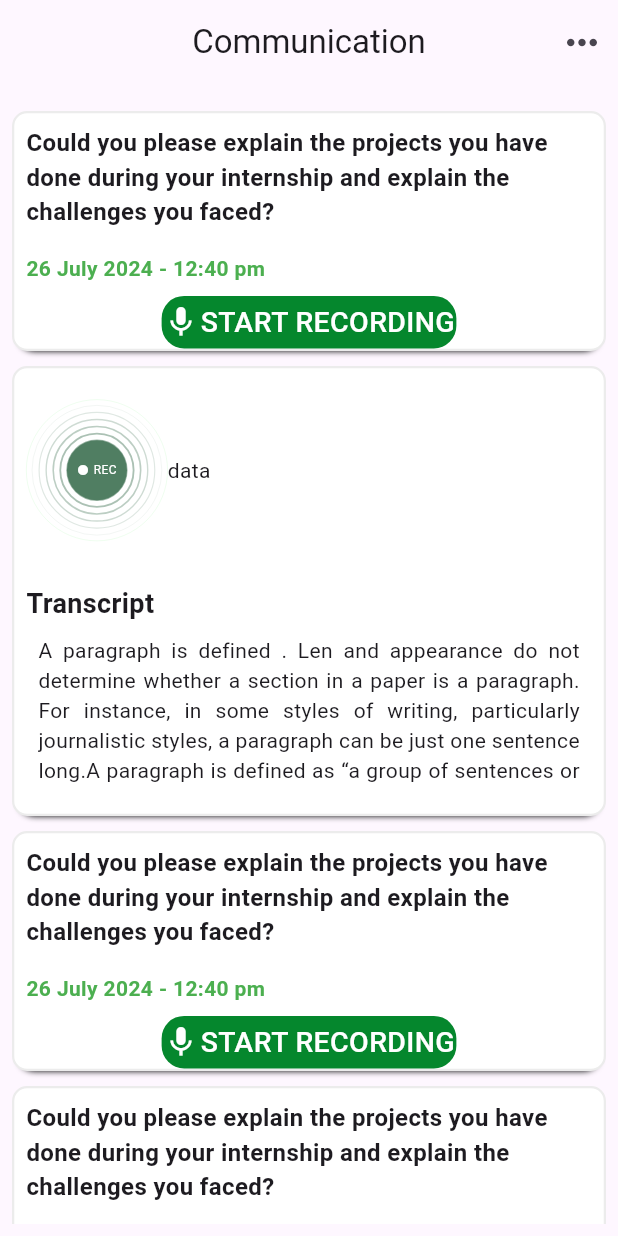
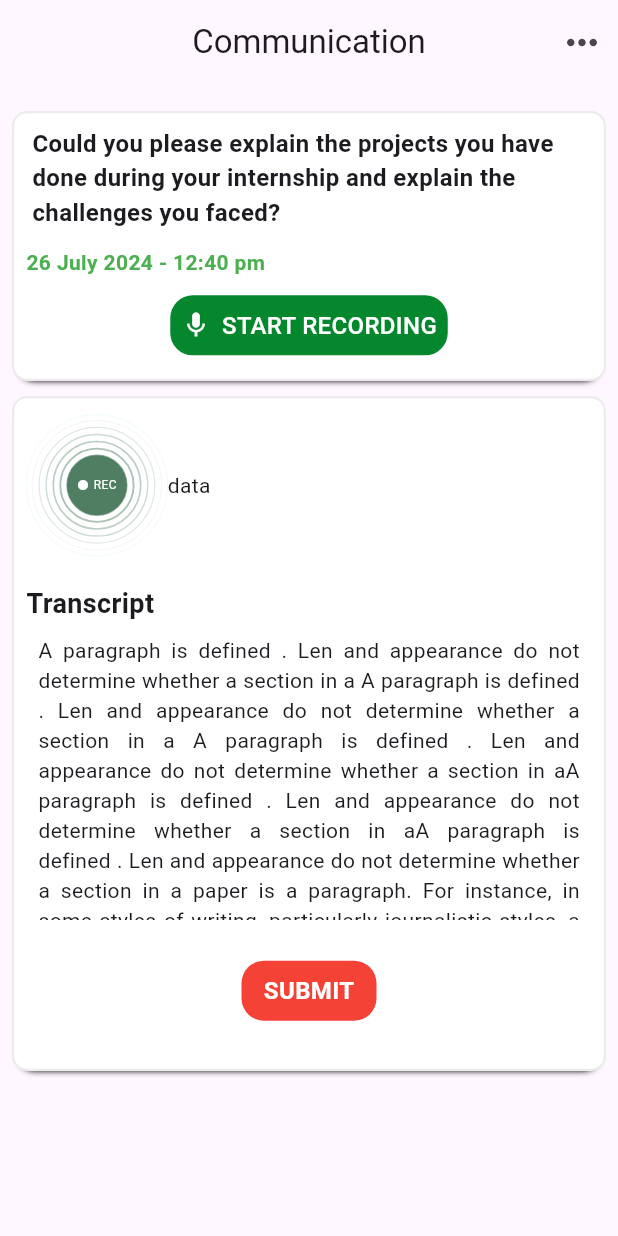
Before and after one commit to ShivaReddy54/TexttoSpeech, a Flutter app: the screen it shows after launch, after a tap on "START RECORDING", on a phone screen of 412 x 824 dp. Run offline on Flutter 3.47's test engine with Material 3 defaults, Android fonts, the light colour scheme and no system bars; our stand-ins replace percent_indicator.

Commit message:
Changed communication screen

```diff
--- a/lib/Screens/Communication.dart
+++ b/lib/Screens/Communication.dart
@@ -5,45 +5,22 @@ class Communication extends StatefulWidget {
   const Communication({super.key});
 
   @override
-  State<Communication> createState() => _Screen2State();
+  State<Communication> createState() => _CommunicationState();
 }
 
-class _Screen2State extends State<Communication> {
-  List _data = [
-    {
+class _CommunicationState extends State<Communication> {
+  dynamic _data = {
     "title":
         "Could you please explain the projects you have done during your internship and explain the challenges you faced?",
     "time": "26 July 2024 - 12:40 pm",
     "clicked": false,
     "transcript":
-          "A paragraph is defined . Len and appearance do not determine whether a section in a paper is a paragraph. For instance, in some styles of writing, particularly journalistic styles, a paragraph can be just one sentence long.A paragraph is defined as “a group of sentences or a single sentence that forms a unit” (Lunsford and Connors 116). Length and appearance do not determine whether a section in a paper is a paragraph. For instance, in some styles of writing, particularly journalistic styles, a paragraph can be just one sentence long.",
-    },
-    {
-      "title":
-          "Could you please explain the projects you have done during your internship and explain the challenges you faced?",
-      "time": "26 July 2024 - 12:40 pm",
-      "clicked": false,
-      "transcript":
-          "A paragraph is defined as “a group of sentences or a single sentence that forms a unit” (Lunsford and Connors 116). Length and appearance do not determine whether a section in a paper is a paragraph. For instance, in some styles of writing, particularly journalistic styles, a paragraph can be just one sentence long.A paragraph is defined as “a group of sentences or a single sentence that forms a unit” (Lunsford and Connors 116). Length and appearance do not determine whether a section in a paper is a paragraph. For instance, in some styles of writing, particularly journalistic styles, a paragraph can be just one sentence long."
-    },
-    {
-      "title":
-          "Could you please explain the projects you have done during your internship and explain the challenges you faced?",
-      "time": "26 July 2024 - 12:40 pm",
-      "clicked": false,
-      "transcript":
-          "A paragraph is defined as “a group of sentences or a single sentence that forms a unit” (Lunsford and Connors 116). Length and appearance do not determine whether a section in a paper is a paragraph. For instance, in some styles of writing, particularly journalistic styles, a paragraph can be just one sentence long.A paragraph is defined as “a group of sentences or a single sentence that forms a unit” (Lunsford and Connors 116). Length and appearance do not determine whether a section in a paper is a paragraph. For instance, in some styles of writing, particularly journalistic styles, a paragraph can be just one sentence long."
-    },
-  ];
+        "A paragraph is defined . Len and appearance do not determine whether a section in a A paragraph is defined . Len and appearance do not determine whether a section in a A paragraph is defined . Len and appearance do not determine whether a section in aA paragraph is defined . Len and appearance do not determine whether a section in aA paragraph is defined . Len and appearance do not determine whether a section in a paper is a paragraph. For instance, in some styles of writing, particularly journalistic styles, a paragraph can be just one sentence long.A paragraph is defined as “a group of sentences or a single sentence that forms a unit” (Lunsford and Connors 116). Length and appearance do not determine whether a section in a paper is a paragraph. For instance, in some styles of writing, particularly journalistic styles, a paragraph can be just one sentence long.",
+  };
 
-  List isClicked = [];
-
-  @override
-  void initState() {
-    // TODO: implement initState
-    super.initState();
-    isClicked = List.filled(_data.length, false);
-  }
+  bool isRecording = false;
+  bool isSubmit = false;
+  bool isShown = false;
 
   @override
   Widget build(BuildContext context) {
@@ -57,32 +34,59 @@ class _Screen2State extends State<Communication> {
             icon: Icon(
               Icons.more_horiz,
               size: 30,
-                ))
+            ),
+          ),
         ],
       ),
       body: Padding(
-          padding: EdgeInsets.all(8),
-          child: ListView.builder(
-              itemCount: _data.length,
-              itemBuilder: (context, index) {
-                return Test(index);
-              }),
-        ));
-  }
-
-  Widget Test(index) {
-    return Column(
+        padding: EdgeInsets.all(8.0),
+        child: ListView(
+          scrollDirection: Axis.vertical,
           children: [
-        Container1(index),
-        isClicked[index] ? Container2(index) : SizedBox.shrink()
+            Container1(),
+            (isRecording && isShown) ? Container2() : SizedBox.shrink(),
           ],
+        ),
+      ),
     );
   }
 
-  Widget Container2(dynamic index) {
+  Widget RecordingRow() {
+    return Padding(
+      padding: const EdgeInsets.all(8.0),
+      child: Container(
+        width: double.infinity,
+        height: 100,
+        child: Row(
+          mainAxisAlignment: MainAxisAlignment.spaceBetween,
+          children: [
+            Expanded(flex: 1, child: RecordIcon()),
+            Expanded(flex: 3, child: Text("data")),
+          ],
+        ),
+      ),
+    );
+  }
+
+  Widget RecordIcon() {
+    return Container(
+      width: 300,
+      height: 300,
+      decoration: BoxDecoration(
+        shape: BoxShape.circle,
+        border: Border.all(
+          width: 0.1,
+          color: Color.fromARGB(255, 145, 244, 148),
+        ),
+      ),
+      child: RecordingAnimate(),
+    );
+  }
+
+  Widget Container2() {
     return Container(
       width: double.infinity,
-      height: 300,
+      height: 450,
       margin: EdgeInsets.only(top: 10),
       decoration: BoxDecoration(
         color: Colors.white,
@@ -93,15 +97,48 @@ class _Screen2State extends State<Communication> {
         ],
       ),
       child: Column(
-        children: [
-          RecordingRow(),
-          Transcript(index),
-        ],
+        children: [RecordingRow(), Transcript(), Submit()],
       ),
     );
   }
 
-  Widget Transcript(index) {
+  Widget Submit() {
+    return Container(
+      width: double.infinity,
+      height: 62,
+      child: Center(
+        child: Container(
+          width: 90,
+          height: 40,
+          decoration: BoxDecoration(
+            color: Colors.red,
+            borderRadius: BorderRadius.circular(15),
+          ),
+          child: InkWell(
+            onTap: () {
+              isSubmit = true;
+              isShown = false;
+              print("done");
+              setState(() {});
+              isSubmit = false;
+            },
+            child: Center(
+              child: Text(
+                "SUBMIT",
+                style: TextStyle(
+                  color: Colors.white,
+                  fontSize: 16,
+                  fontWeight: FontWeight.w700,
+                ),
+              ),
+            ),
+          ),
+        ),
+      ),
+    );
+  }
+
+  Widget Transcript() {
     return Padding(
       padding: EdgeInsets.all(8.0),
       child: Column(
@@ -116,12 +153,11 @@ class _Screen2State extends State<Communication> {
           Padding(
             padding: const EdgeInsets.all(8.0),
             child: Container(
-              height: 100,
+              height: 190,
               child: SingleChildScrollView(
-                //physics: ScrollPhysics(),
                 scrollDirection: Axis.vertical,
                 child: Text(
-                  _data[index]["transcript"],
+                  _data["transcript"],
                   textAlign: TextAlign.justify,
                 ),
               ),
@@ -132,40 +168,10 @@ class _Screen2State extends State<Communication> {
     );
   }
 
-  Widget RecordingRow() {
-    return Padding(
-      padding: const EdgeInsets.all(8.0),
-      child: Container(
-        width: double.infinity,
-        height: 120,
-        // color: Color.fromRGBO(2, 135, 54, 1),
-        child: Row(
-          mainAxisAlignment: MainAxisAlignment.spaceBetween,
-          children: [
-            Expanded(flex: 1, child: RecordIcon()),
-            Expanded(flex: 3, child: Text("data"))
-          ],
-        ),
-      ),
-    );
-  }
-
-  Widget RecordIcon() {
-    return Container(
-      width: 300,
-      height: 300,
-      decoration: BoxDecoration(
-          shape: BoxShape.circle,
-          border: Border.all(
-              width: 0.1, color: Color.fromARGB(255, 145, 244, 148))),
-      child: RecordingAnimate(),
-    );
-  }
-
-  Widget Container1(index) {
+  Widget Container1() {
     return Container(
       width: double.infinity,
-      height: 160,
+      height: 180,
       margin: EdgeInsets.only(top: 10),
       decoration: BoxDecoration(
         color: Colors.white,
@@ -181,9 +187,9 @@ class _Screen2State extends State<Communication> {
         children: [
           Flexible(
             child: Padding(
-              padding: const EdgeInsets.all(8.0),
+              padding: const EdgeInsets.only(left: 12.0, top: 5.0, bottom: 0.0),
               child: Text(
-                _data[index]["title"],
+                _data["title"],
                 style: TextStyle(fontSize: 16, fontWeight: FontWeight.w600),
               ),
             ),
@@ -191,7 +197,7 @@ class _Screen2State extends State<Communication> {
           Padding(
             padding: const EdgeInsets.all(8.0),
             child: Text(
-              "${_data[index]["time"]}",
+              "${_data["time"]}",
               style:
                   TextStyle(color: Colors.green, fontWeight: FontWeight.w700),
             ),
@@ -200,43 +206,57 @@ class _Screen2State extends State<Communication> {
             mainAxisAlignment: MainAxisAlignment.center,
             children: [
               Spacer(),
-              Expanded(
-                flex: 2,
+              Container(
+                width: 185,
                 child: InkWell(
                   onTap: () {
-                    isClicked[index] = !isClicked[index];
+                    if (isSubmit) {
+                      isShown = false;
+                      isRecording = false;
+                      print("Cheating");
+                    } else {
+                      isRecording = true;
+                      isShown = true;
+                      print("Can start");
+                    }
                     setState(() {});
                   },
                   child: Container(
-                    height: 35,
+                    height: 40,
                     decoration: BoxDecoration(
                       color: Color(0xFF05872d),
-                        borderRadius: BorderRadius.circular(15)),
+                      borderRadius: BorderRadius.circular(15),
+                    ),
                     child: Row(
                       mainAxisAlignment: MainAxisAlignment.spaceEvenly,
                       children: [
                         Icon(
                           Icons.mic,
                           color: Colors.white,
+                          size: 20,
                         ),
                         Flexible(
                           child: Text(
                             "START RECORDING",
                             style: TextStyle(
                               color: Colors.white,
-                                fontSize: 19,
-                                fontWeight: FontWeight.w500),
+                              fontSize: 16,
+                              fontWeight: FontWeight.w500,
+                            ),
                             overflow: TextOverflow.ellipsis,
                             maxLines: 1,
                           ),
-                        )
+                        ),
                       ],
                     ),
                   ),
                 ),
               ),
-              Spacer()
+              Spacer(),
             ],
+          ),
+          SizedBox(
+            height: 8,
           ),
         ],
       ),
--- a/lib/Screens/TestList.dart
+++ b/lib/Screens/TestList.dart
@@ -128,7 +128,7 @@ class _TestListState extends State<TestList> {
   Widget container2(index) {
     return Container(
       width: double.infinity,
-      height: 470,
+      height: 290,
       margin: EdgeInsets.only(top: 10),
       decoration: BoxDecoration(
         color: Colors.white,
@@ -139,25 +139,18 @@ class _TestListState extends State<TestList> {
         ],
       ),
       child: Column(
+        mainAxisAlignment: MainAxisAlignment.spaceEvenly,
         children: [
-          Padding(
-            padding: const EdgeInsets.all(8.0),
-            child: details(index),
-          ),
-          Padding(
-            padding: const EdgeInsets.all(8.0),
-            child: recording(index),
-          ),
           Padding(
             padding: const EdgeInsets.all(8.0),
             child: Container(
               width: double.infinity,
               height: 180,
               child: Row(
-                mainAxisAlignment: MainAxisAlignment.center,
+                //mainAxisAlignment: MainAxisAlignment.spaceEvenly,
                 children: [
-                  Expanded(
-                      flex: 1,
+                  Container(
+                    width: MediaQuery.sizeOf(context).width / 2,
                     child: CircularPercentIndicator(
                       radius: 80,
                       lineWidth: 15,
@@ -187,25 +180,27 @@ class _TestListState extends State<TestList> {
                                   ),
                                   Text(
                                     "words",
-                                      style: TextStyle(
-                                          fontWeight: FontWeight.w700),
+                                    style:
+                                        TextStyle(fontWeight: FontWeight.w700),
                                   ),
                                 ],
                               ),
                             )),
                       ),
-                      )),
-                  Expanded(
-                      flex: 1,
+                    ),
+                  ),
+                  Container(
+                    width: MediaQuery.sizeOf(context).width / 2 - 50,
                     child: Column(
                       mainAxisAlignment: MainAxisAlignment.center,
                       children: [
-                          topic(Color.fromRGBO(0, 116, 42, 1), "Confidence",
-                              index),
-                          topic(Color.fromRGBO(252, 187, 11, 1), "Accuracy",
-                              index),
+                        topic(
+                            Color.fromRGBO(0, 116, 42, 1), "Confidence", index),
+                        topic(
+                            Color.fromRGBO(252, 187, 11, 1), "Accuracy", index),
                       ],
-                      ))
+                    ),
+                  )
                 ],
               ),
             ),
@@ -261,7 +256,7 @@ class _TestListState extends State<TestList> {
       crossAxisAlignment: CrossAxisAlignment.start,
       children: [
         Text(
-          topic,
+          (topic[0] != "G") ? topic : "Grammar",
           style: TextStyle(fontWeight: FontWeight.w700, fontSize: 17),
           textAlign: TextAlign.left,
         ),
--- a/lib/Screens/TestReports.dart
+++ b/lib/Screens/TestReports.dart
@@ -117,6 +117,7 @@ class _Screen1State extends State<TestReport> {
   Widget createBox(index) {
     return Container(
       width: double.infinity,
+      // height: 100,
       margin: EdgeInsets.only(top: 10),
       decoration: BoxDecoration(
         color: Colors.white,
```
Also changed, not shown: pubspec.yaml (+7 -2 lines), pubspec.lock, 1 other file. Lines whose indentation alone changed are shown as unchanged.
